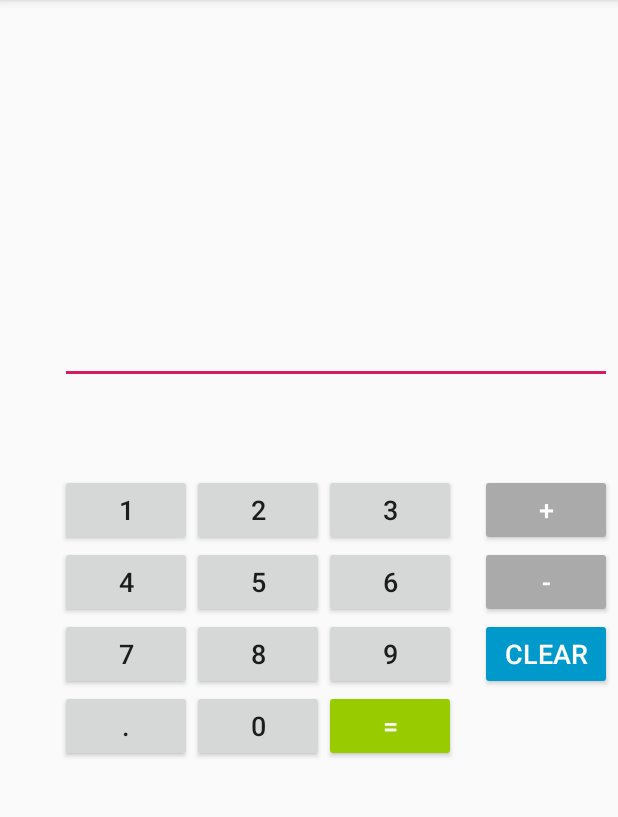
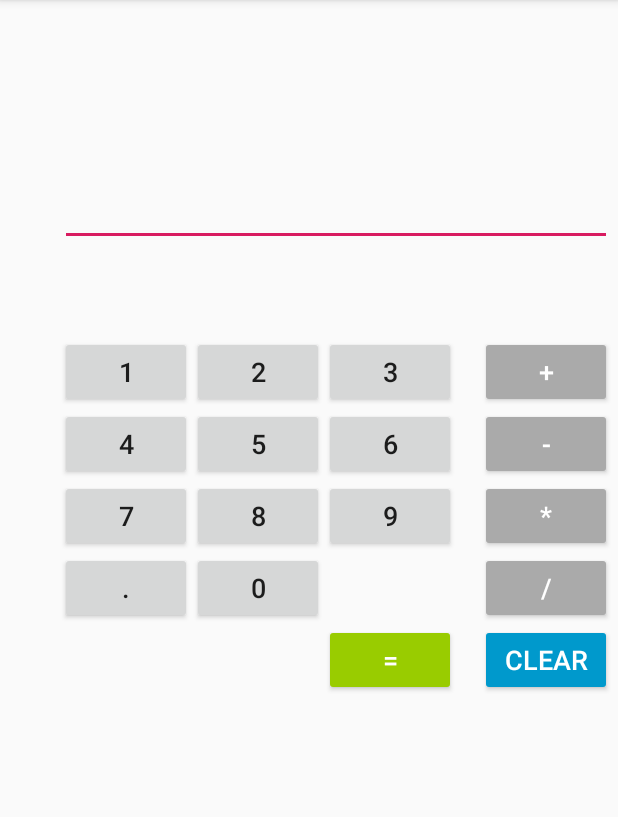
Before and after one commit to AkzaJohn1/calculator, an Android app: the screen it shows after launch (MainActivity), on a phone screen of 412 x 824 dp, the part 84-901 px from its top. Run offline under Robolectric (Android 15) with nearby library versions, the phone set to English and light mode, and no system bars; 2 statements that could not run were skipped.

```diff
--- a/app/src/main/java/com/example/calculator/MainActivity.java
+++ b/app/src/main/java/com/example/calculator/MainActivity.java
@@ -136,6 +136,23 @@ public class MainActivity extends AppCompatActivity {
             }
         });
 
+       btn_Mul.setOnClickListener(new View.OnClickListener() {
+            @Override
+            public void onClick(View v) {
+                Value1 = Float.parseFloat(ed1.getText() + "");
+                mMultiplication = true ;
+                ed1.setText(null);
+            }
+        });
+
+        btn_Div.setOnClickListener(new View.OnClickListener() {
+            @Override
+            public void onClick(View v) {
+                Value1 = Float.parseFloat(ed1.getText()+"");
+                mDivision = true ;
+                ed1.setText(null);
+            }
+        });
 
         btn_calc.setOnClickListener(new View.OnClickListener() {
             @Override
--- a/app/src/main/res/layout/activity_main.xml
+++ b/app/src/main/res/layout/activity_main.xml
@@ -3,7 +3,8 @@
     xmlns:app="http://schemas.android.com/apk/res-auto"
     xmlns:tools="http://schemas.android.com/tools"
     android:layout_width="match_parent"
-    android:layout_height="match_parent">
+    android:layout_height="match_parent"
+    >
 
     <RelativeLayout
         android:layout_width="368dp"
@@ -15,7 +16,7 @@
         app:layout_constraintBottom_toBottomOf="parent"
         app:layout_constraintEnd_toEndOf="parent"
         app:layout_constraintTop_toTopOf="parent"
-        app:layout_constraintVertical_bias="0.672">
+        app:layout_constraintVertical_bias="0.313">
 
         <Button
             android:id="@+id/btn_1"
@@ -146,7 +147,29 @@
             android:textColor="@android:color/background_light"
             android:textSize="18sp" />
 
+        <Button
+            android:id="@+id/btn_Mul"
+            android:layout_width="wrap_content"
+            android:layout_height="wrap_content"
+            android:layout_below="@+id/btn_6"
+            android:layout_alignStart="@+id/btn_Sub"
+            android:layout_alignLeft="@+id/btn_Sub"
+            android:backgroundTint="@android:color/darker_gray"
+            android:text="*"
+            android:textColor="@android:color/background_light"
+            android:textSize="18sp" />
 
+        <Button
+            android:id="@+id/btn_Div"
+            android:layout_width="wrap_content"
+            android:layout_height="wrap_content"
+            android:layout_below="@+id/btn_9"
+            android:layout_alignStart="@+id/btn_Mul"
+            android:layout_alignLeft="@+id/btn_Mul"
+            android:backgroundTint="@android:color/darker_gray"
+            android:text="/"
+            android:textColor="@android:color/background_light"
+            android:textSize="18sp" />
 
         <EditText
             android:id="@+id/edText1"
@@ -167,7 +190,7 @@
             android:id="@+id/btn_calc"
             android:layout_width="wrap_content"
             android:layout_height="wrap_content"
-            android:layout_below="@+id/btn_9"
+            android:layout_below="@+id/btn_0"
             android:layout_toEndOf="@+id/btn_0"
             android:layout_toRightOf="@+id/btn_0"
             android:backgroundTint="@android:color/holo_green_light"
@@ -189,7 +212,7 @@
             android:id="@+id/btn_clear"
             android:layout_width="wrap_content"
             android:layout_height="wrap_content"
-            android:layout_below="@+id/btn_Sub"
+            android:layout_below="@+id/btn_Div"
             android:layout_alignParentEnd="true"
             android:layout_alignParentRight="true"
             android:backgroundTint="@android:color/holo_blue_dark"
```
